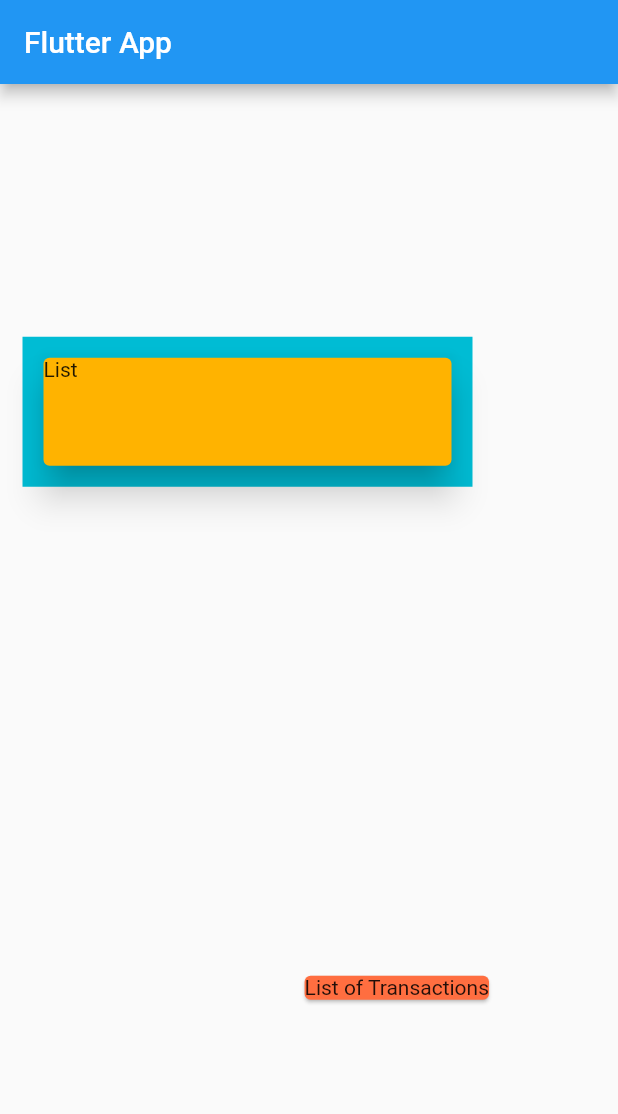
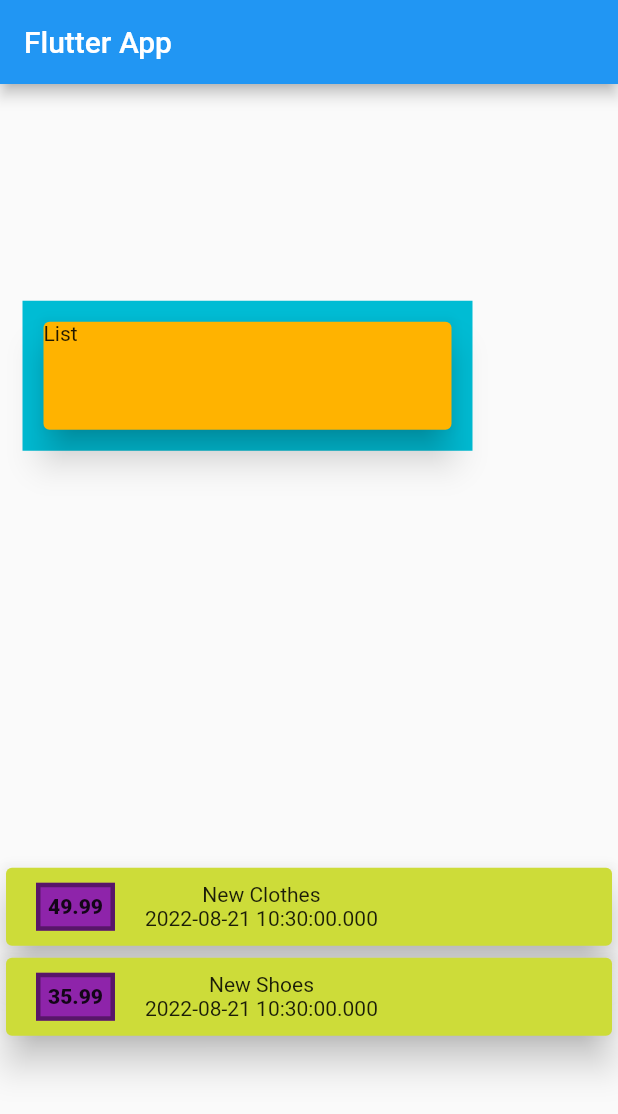
Before and after one commit to thedarkalchemist16/expenses_app, a Flutter app: the screen it shows after launch, on a phone screen of 412 x 824 dp. Shown: the top 1114 px of the screen. Run offline on Flutter 3.47's test engine with Material 2 defaults, Android fonts, the phone set to English and light mode, and no system bars.

Commit message:
3rd commit

```diff
--- a/lib/main.dart
+++ b/lib/main.dart
@@ -22,7 +22,7 @@ class MyHomePage extends StatelessWidget {
       ),
       body: Column(
           mainAxisAlignment: MainAxisAlignment.spaceAround,
-          crossAxisAlignment: CrossAxisAlignment.end,
+          crossAxisAlignment: CrossAxisAlignment.start,
           children: [
             Container(
               margin: EdgeInsets.all(15),
@@ -36,9 +36,34 @@ class MyHomePage extends StatelessWidget {
                 child: Text('List'),
               ),
             ),
-            Card(
-              color: Colors.deepOrangeAccent,
-              child: Text('List of Transactions'),
+            Column(
+              children: [
+                ...transactions.map((tx) {
+                  return Card(
+                      elevation: 10,
+                      color: Colors.lime,
+                      child: Row(children: [
+                        Container(
+                          child: Text(
+                            tx.amount.toString(),
+                            style: TextStyle(fontWeight: FontWeight.w900),
+                          ),
+                          margin: EdgeInsets.symmetric(
+                            vertical: 10,
+                            horizontal: 20,
+                          ),
+                          decoration: BoxDecoration(
+                            border: Border.all(color: Colors.black38, width: 3),
+                            color: Colors.purple[600],
+                          ),
+                          padding: EdgeInsets.all(5),
+                        ),
+                        Column(
+                          children: [Text(tx.title), Text(tx.date.toString())],
+                        )
+                      ]));
+                }).toList(),
+              ],
             )
           ]),
     ));
```
